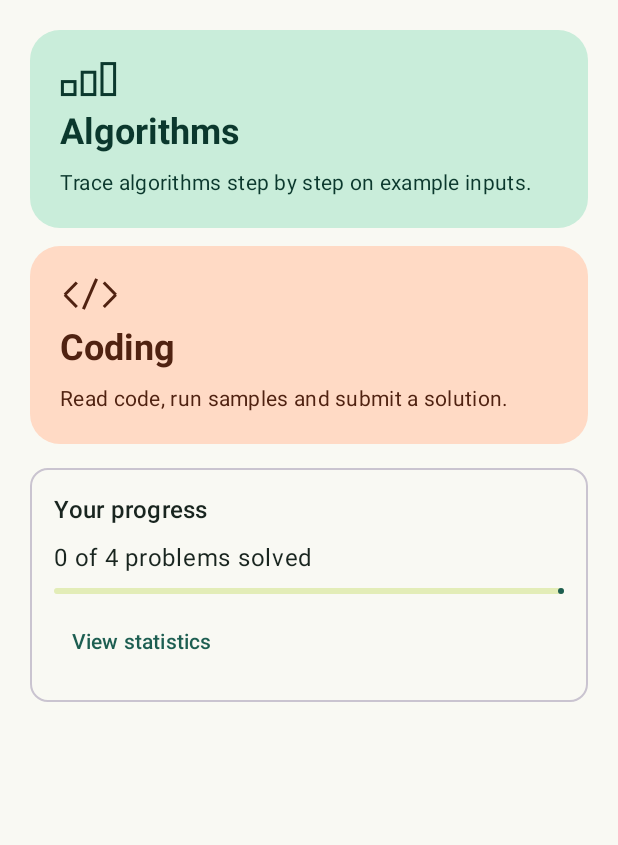
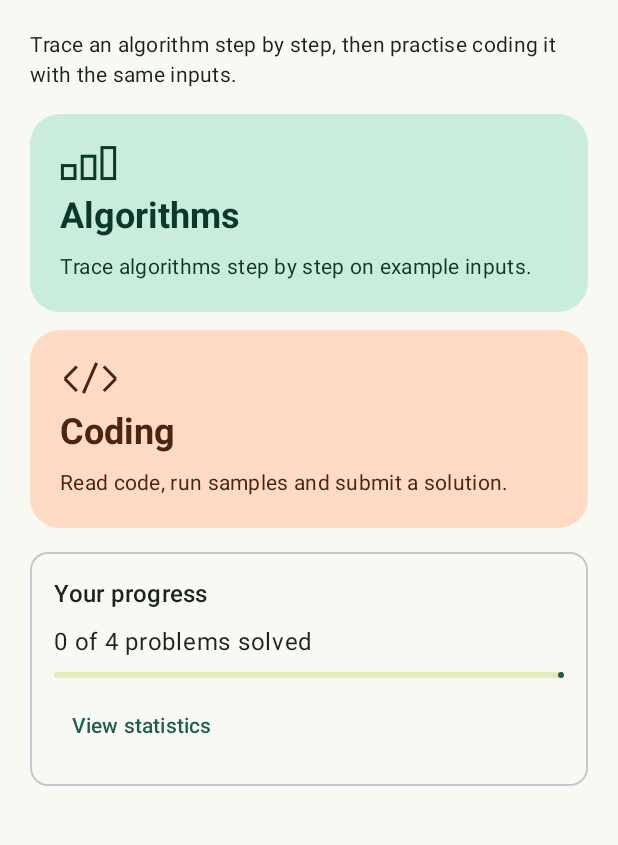
Before and after one commit to yingkailiang-27/CP3406_Assessment3, an Android app built with Jetpack Compose: the screen it shows after launch (MainActivity), on a phone screen of 412 x 824 dp, the part 96-941 px from its top. Run offline under Robolectric (Android 15) with nearby library versions, the phone set to English and light mode, and no system bars; our stand-ins replace Room's generated code.

Commit message:
Clarify the learning flow on the home screen

```diff
--- a/app/src/main/java/edu/algosteps/ui/DashboardScreens.kt
+++ b/app/src/main/java/edu/algosteps/ui/DashboardScreens.kt
@@ -60,6 +60,12 @@ internal fun HomeContent(
                     style = MaterialTheme.typography.headlineLarge, fontWeight = FontWeight.Bold)
                 TextButton(onClick = onSettings) { Text("Settings") }
             }
+        }
+        item {
+            Text(
+                text = "Trace an algorithm step by step, then practise coding it with the same inputs.",
+                style = MaterialTheme.typography.bodyMedium
+            )
         }
         item {
             BoxWithConstraints(Modifier.fillMaxWidth()) {
```
